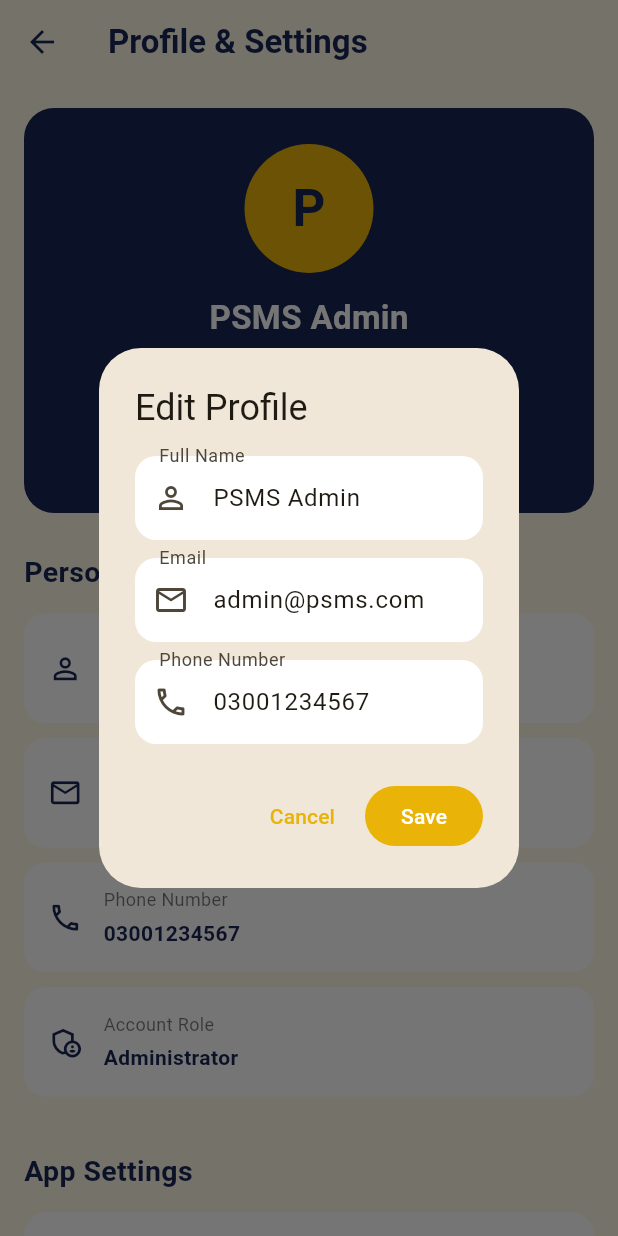
After one commit to faraaz-ahmmed/professional-student-management-system, a Flutter app: the ProfileScreen screen opened directly, after a tap on "Edit Profile", on a phone screen of 412 x 824 dp. The commit adds this screen. Run offline on Flutter 3.47's test engine with Material 3 defaults, Android fonts, the phone set to English and light mode, and no system bars.

Commit message:
profile screen add

```diff
--- a/lib/views/dashboard/dashboard_screen.dart
+++ b/lib/views/dashboard/dashboard_screen.dart
@@ -8,6 +8,7 @@ import '../attendance/attendance_screen.dart';
 import '../courses/courses_screen.dart';
 import '../reports/reports_screen.dart';
 import '../notifications/notifications_screen.dart';
+import '../profile/profile_screen.dart';
 
 class DashboardScreen extends StatefulWidget {
   const DashboardScreen({super.key});
@@ -26,6 +27,7 @@ class _DashboardScreenState extends State<DashboardScreen> {
     'Courses',
     'Reports',
     'Notifications',
+    'Profile',
   ];
 
   final List<IconData> icons = [
@@ -35,6 +37,7 @@ class _DashboardScreenState extends State<DashboardScreen> {
     Icons.menu_book_outlined,
     Icons.bar_chart_outlined,
     Icons.notifications_none,
+    Icons.person_outline,
   ];
 
   void selectPage(int index) {
@@ -158,6 +161,7 @@ class _DashboardScreenState extends State<DashboardScreen> {
         const CoursesScreen(),
         const ReportsScreen(),
         const NotificationsScreen(),
+        const ProfileScreen(),
       ],
     );
   }
@@ -168,7 +172,6 @@ class _DashboardScreenState extends State<DashboardScreen> {
       color: AppTheme.navy,
       child: SafeArea(
         child: Column(
-          crossAxisAlignment: CrossAxisAlignment.start,
           children: [
             const Padding(
               padding: EdgeInsets.all(24),
@@ -197,31 +200,42 @@ class _DashboardScreenState extends State<DashboardScreen> {
               ),
             ),
             const Divider(color: Colors.white24),
-            for (int i = 0; i < titles.length; i++)
-              ListTile(
-                selected: selectedIndex == i,
+
+            // Scrollable Menu
+            Expanded(
+              child: ListView.builder(
+                padding: EdgeInsets.zero,
+                itemCount: titles.length,
+                itemBuilder: (context, index) {
+                  return ListTile(
+                    selected: selectedIndex == index,
                     selectedTileColor: Colors.white.withValues(alpha: 0.12),
                     leading: Icon(
-                  icons[i],
-                  color: selectedIndex == i
+                      icons[index],
+                      color: selectedIndex == index
                           ? AppTheme.primary
                           : Colors.white70,
                     ),
                     title: Text(
-                  titles[i],
+                      titles[index],
                       style: TextStyle(
-                    color: selectedIndex == i
+                        color: selectedIndex == index
                             ? AppTheme.primary
                             : Colors.white,
-                    fontWeight: selectedIndex == i
+                        fontWeight: selectedIndex == index
                             ? FontWeight.bold
                             : FontWeight.normal,
                       ),
                     ),
-                onTap: () => selectPage(i),
+                    onTap: () => selectPage(index),
+                  );
+                },
               ),
-            const Spacer(),
+            ),
+
             const Divider(color: Colors.white24),
+
+            // Fixed Logout Button
             ListTile(
               leading: const Icon(
                 Icons.logout_rounded,
@@ -233,7 +247,6 @@ class _DashboardScreenState extends State<DashboardScreen> {
               ),
               onTap: _logout,
             ),
-            const SizedBox(height: 12),
           ],
         ),
       ),
@@ -277,17 +290,26 @@ class _DashboardScreenState extends State<DashboardScreen> {
                 ],
               ),
             ),
-            for (int i = 0; i < titles.length; i++)
-              ListTile(
-                leading: Icon(icons[i]),
-                title: Text(titles[i]),
-                selected: selectedIndex == i,
+
+            // Scrollable Drawer Menu
+            Expanded(
+              child: ListView.builder(
+                padding: EdgeInsets.zero,
+                itemCount: titles.length,
+                itemBuilder: (context, index) {
+                  return ListTile(
+                    leading: Icon(icons[index]),
+                    title: Text(titles[index]),
+                    selected: selectedIndex == index,
                     onTap: () {
-                  selectPage(i);
+                      selectPage(index);
                       Navigator.pop(context);
                     },
+                  );
+                },
               ),
-            const Spacer(),
+            ),
+
             ListTile(
               leading: const Icon(Icons.logout_rounded),
               title: const Text('Logout'),
@@ -415,6 +437,11 @@ class _DashboardHome extends StatelessWidget {
                         icon: Icons.notifications_none,
                         title: 'Notifications',
                         onTap: () => onNavigate(5),
+                      ),
+                      _ActionCard(
+                        icon: Icons.person_outline,
+                        title: 'Profile',
+                        onTap: () => onNavigate(6),
                       ),
                     ],
                   ),
--- /dev/null
+++ b/lib/views/profile/profile_screen.dart
@@ -0,0 +1,359 @@
+
+import 'package:flutter/material.dart';
+import '../../core/theme/app_theme.dart';
+
+class ProfileScreen extends StatefulWidget {
+  const ProfileScreen({super.key});
+
+  @override
+  State<ProfileScreen> createState() => _ProfileScreenState();
+}
+
+class _ProfileScreenState extends State<ProfileScreen> {
+  String name = 'PSMS Admin';
+  String email = 'admin@psms.com';
+  String phone = '03001234567';
+  String role = 'Administrator';
+  bool notificationsEnabled = true;
+
+  Future<void> _editProfile() async {
+    final nameController = TextEditingController(text: name);
+    final emailController = TextEditingController(text: email);
+    final phoneController = TextEditingController(text: phone);
+
+    final result = await showDialog<bool>(
+      context: context,
+      builder: (context) {
+        return AlertDialog(
+          title: const Text('Edit Profile'),
+          content: SingleChildScrollView(
+            child: Column(
+              mainAxisSize: MainAxisSize.min,
+              children: [
+                TextField(
+                  controller: nameController,
+                  decoration: const InputDecoration(
+                    labelText: 'Full Name',
+                    prefixIcon: Icon(Icons.person_outline),
+                  ),
+                ),
+                const SizedBox(height: 12),
+                TextField(
+                  controller: emailController,
+                  keyboardType: TextInputType.emailAddress,
+                  decoration: const InputDecoration(
+                    labelText: 'Email',
+                    prefixIcon: Icon(Icons.email_outlined),
+                  ),
+                ),
+                const SizedBox(height: 12),
+                TextField(
+                  controller: phoneController,
+                  keyboardType: TextInputType.phone,
+                  decoration: const InputDecoration(
+                    labelText: 'Phone Number',
+                    prefixIcon: Icon(Icons.phone_outlined),
+                  ),
+                ),
+              ],
+            ),
+          ),
+          actions: [
+            TextButton(
+              onPressed: () => Navigator.pop(context, false),
+              child: const Text('Cancel'),
+            ),
+            FilledButton(
+              onPressed: () => Navigator.pop(context, true),
+              child: const Text('Save'),
+            ),
+          ],
+        );
+      },
+    );
+
+    if (result == true) {
+      setState(() {
+        name = nameController.text.trim();
+        email = emailController.text.trim();
+        phone = phoneController.text.trim();
+      });
+    }
+
+    nameController.dispose();
+    emailController.dispose();
+    phoneController.dispose();
+  }
+
+  @override
+  Widget build(BuildContext context) {
+    return Scaffold(
+      appBar: AppBar(
+        title: const Text(
+          'Profile & Settings',
+          style: TextStyle(fontWeight: FontWeight.bold),
+        ),
+      ),
+      body: LayoutBuilder(
+        builder: (context, constraints) {
+          final isWide = constraints.maxWidth >= 700;
+
+          return SingleChildScrollView(
+            padding: EdgeInsets.all(isWide ? 28 : 16),
+            child: Center(
+              child: ConstrainedBox(
+                constraints: const BoxConstraints(maxWidth: 850),
+                child: Column(
+                  crossAxisAlignment: CrossAxisAlignment.start,
+                  children: [
+                    Container(
+                      width: double.infinity,
+                      padding: const EdgeInsets.all(24),
+                      decoration: BoxDecoration(
+                        color: AppTheme.navy,
+                        borderRadius: BorderRadius.circular(20),
+                      ),
+                      child: Column(
+                        children: [
+                          CircleAvatar(
+                            radius: 43,
+                            backgroundColor: AppTheme.primary,
+                            child: Text(
+                              name.isNotEmpty
+                                  ? name[0].toUpperCase()
+                                  : 'A',
+                              style: const TextStyle(
+                                fontSize: 34,
+                                fontWeight: FontWeight.bold,
+                                color: AppTheme.navy,
+                              ),
+                            ),
+                          ),
+                          const SizedBox(height: 14),
+                          Text(
+                            name,
+                            style: const TextStyle(
+                              color: Colors.white,
+                              fontSize: 22,
+                              fontWeight: FontWeight.bold,
+                            ),
+                          ),
+                          const SizedBox(height: 5),
+                          Text(
+                            role,
+                            style: const TextStyle(color: Colors.white70),
+                          ),
+                          const SizedBox(height: 18),
+                          OutlinedButton.icon(
+                            onPressed: _editProfile,
+                            icon: const Icon(Icons.edit_outlined),
+                            label: const Text('Edit Profile'),
+                            style: OutlinedButton.styleFrom(
+                              foregroundColor: Colors.white,
+                              side: const BorderSide(color: Colors.white70),
+                            ),
+                          ),
+                        ],
+                      ),
+                    ),
+                    const SizedBox(height: 26),
+                    const Text(
+                      'Personal Information',
+                      style: TextStyle(
+                        fontSize: 19,
+                        fontWeight: FontWeight.bold,
+                        color: AppTheme.navy,
+                      ),
+                    ),
+                    const SizedBox(height: 14),
+                    _InfoTile(
+                      icon: Icons.person_outline,
+                      title: 'Full Name',
+                      value: name,
+                    ),
+                    _InfoTile(
+                      icon: Icons.email_outlined,
+                      title: 'Email Address',
+                      value: email,
+                    ),
+                    _InfoTile(
+                      icon: Icons.phone_outlined,
+                      title: 'Phone Number',
+                      value: phone,
+                    ),
+                    _InfoTile(
+                      icon: Icons.admin_panel_settings_outlined,
+                      title: 'Account Role',
+                      value: role,
+                    ),
+                    const SizedBox(height: 26),
+                    const Text(
+                      'App Settings',
+                      style: TextStyle(
+                        fontSize: 19,
+                        fontWeight: FontWeight.bold,
+                        color: AppTheme.navy,
+                      ),
+                    ),
+                    const SizedBox(height: 14),
+                    Container(
+                      decoration: BoxDecoration(
+                        color: Colors.white,
+                        borderRadius: BorderRadius.circular(16),
+                      ),
+                      child: SwitchListTile(
+                        value: notificationsEnabled,
+                        activeThumbColor: AppTheme.primary,
+                        secondary: const Icon(
+                          Icons.notifications_active_outlined,
+                          color: AppTheme.navy,
+                        ),
+                        title: const Text(
+                          'Notifications',
+                          style: TextStyle(fontWeight: FontWeight.w600),
+                        ),
+                        subtitle: const Text(
+                          'Enable app notification alerts',
+                        ),
+                        onChanged: (value) {
+                          setState(() => notificationsEnabled = value);
+                        },
+                      ),
+                    ),
+                    const SizedBox(height: 12),
+                    _SettingsTile(
+                      icon: Icons.info_outline,
+                      title: 'About PSMS',
+                      subtitle: 'Professional Student Management System',
+                      onTap: () {
+                        showAboutDialog(
+                          context: context,
+                          applicationName: 'PSMS',
+                          applicationVersion: '1.0.0',
+                          applicationLegalese:
+                              'Smart Management, Better Education',
+                        );
+                      },
+                    ),
+                    const SizedBox(height: 12),
+                    _SettingsTile(
+                      icon: Icons.security_outlined,
+                      title: 'Account Security',
+                      subtitle: 'Password and account protection',
+                      onTap: () {
+                        ScaffoldMessenger.of(context).showSnackBar(
+                          const SnackBar(
+                            content: Text(
+                              'Password settings will be added with Firebase.',
+                            ),
+                          ),
+                        );
+                      },
+                    ),
+                    const SizedBox(height: 20),
+                    const Center(
+                      child: Text(
+                        'PSMS Version 1.0.0',
+                        style: TextStyle(color: Colors.black45),
+                      ),
+                    ),
+                  ],
+                ),
+              ),
+            ),
+          );
+        },
+      ),
+    );
+  }
+}
+
+class _InfoTile extends StatelessWidget {
+  final IconData icon;
+  final String title;
+  final String value;
+
+  const _InfoTile({
+    required this.icon,
+    required this.title,
+    required this.value,
+  });
+
+  @override
+  Widget build(BuildContext context) {
+    return Container(
+      margin: const EdgeInsets.only(bottom: 10),
+      padding: const EdgeInsets.all(16),
+      decoration: BoxDecoration(
+        color: Colors.white,
+        borderRadius: BorderRadius.circular(14),
+      ),
+      child: Row(
+        children: [
+          Icon(icon, color: AppTheme.navy, size: 23),
+          const SizedBox(width: 14),
+          Expanded(
+            child: Column(
+              crossAxisAlignment: CrossAxisAlignment.start,
+              children: [
+                Text(
+                  title,
+                  style: const TextStyle(
+                    color: Colors.black54,
+                    fontSize: 12,
+                  ),
+                ),
+                const SizedBox(height: 4),
+                Text(
+                  value,
+                  style: const TextStyle(
+                    color: AppTheme.navy,
+                    fontWeight: FontWeight.w600,
+                  ),
+                ),
+              ],
+            ),
+          ),
+        ],
+      ),
+    );
+  }
+}
+
+class _SettingsTile extends StatelessWidget {
+  final IconData icon;
+  final String title;
+  final String subtitle;
+  final VoidCallback onTap;
+
+  const _SettingsTile({
+    required this.icon,
+    required this.title,
+    required this.subtitle,
+    required this.onTap,
+  });
+
+  @override
+  Widget build(BuildContext context) {
+    return Container(
+      decoration: BoxDecoration(
+        color: Colors.white,
+        borderRadius: BorderRadius.circular(14),
+      ),
+      child: ListTile(
+        contentPadding: const EdgeInsets.symmetric(
+          horizontal: 16,
+          vertical: 5,
+        ),
+        leading: Icon(icon, color: AppTheme.navy, size: 23),
+        title: Text(
+          title,
+          style: const TextStyle(fontWeight: FontWeight.w600),
+        ),
+        subtitle: Text(subtitle),
+        trailing: const Icon(Icons.arrow_forward_ios, size: 15),
+        onTap: onTap,
+      ),
+    );
+  }
+}
```
Lines whose indentation alone changed are shown as unchanged.
